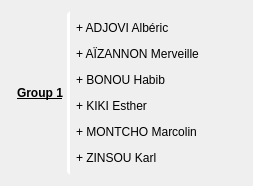
Cirebla32/TTS-APP, file dialog.ui: the form before one commit.
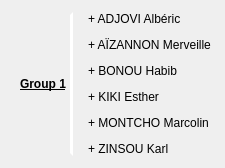
The form after the commit.

Patch:
```diff
--- a/dialog.ui
+++ b/dialog.ui
@@ -6,16 +6,93 @@
    <rect>
     <x>0</x>
     <y>0</y>
-    <width>253</width>
-    <height>186</height>
+    <width>225</width>
+    <height>168</height>
    </rect>
   </property>
+  <property name="minimumSize">
+   <size>
+    <width>225</width>
+    <height>168</height>
+   </size>
+  </property>
+  <property name="maximumSize">
+   <size>
+    <width>225</width>
+    <height>168</height>
+   </size>
+  </property>
   <property name="windowTitle">
    <string>Dialog</string>
   </property>
-  <layout class="QHBoxLayout" name="horizontalLayout">
-   <item alignment="Qt::AlignLeft">
+  <layout class="QVBoxLayout" name="verticalLayout">
+   <property name="spacing">
+    <number>0</number>
+   </property>
+   <property name="leftMargin">
+    <number>0</number>
+   </property>
+   <property name="topMargin">
+    <number>0</number>
+   </property>
+   <property name="rightMargin">
+    <number>0</number>
+   </property>
+   <property name="bottomMargin">
+    <number>0</number>
+   </property>
+   <item>
+    <spacer name="verticalSpacer">
+     <property name="orientation">
+      <enum>Qt::Vertical</enum>
+     </property>
+     <property name="sizeHint" stdset="0">
+      <size>
+       <width>20</width>
+       <height>40</height>
+      </size>
+     </property>
+    </spacer>
+   </item>
+   <item>
+    <widget class="QWidget" name="widget" native="true">
+     <layout class="QHBoxLayout" name="horizontalLayout_2">
+      <property name="spacing">
+       <number>0</number>
+      </property>
+      <property name="leftMargin">
+       <number>0</number>
+      </property>
+      <property name="topMargin">
+       <number>0</number>
+      </property>
+      <property name="rightMargin">
+       <number>0</number>
+      </property>
+      <property name="bottomMargin">
+       <number>0</number>
+      </property>
+      <item>
+       <spacer name="horizontalSpacer">
+        <property name="orientation">
+         <enum>Qt::Horizontal</enum>
+        </property>
+        <property name="sizeHint" stdset="0">
+         <size>
+          <width>40</width>
+          <height>20</height>
+         </size>
+        </property>
+       </spacer>
+      </item>
+      <item>
     <widget class="QLabel" name="label">
+        <property name="maximumSize">
+         <size>
+          <width>16777215</width>
+          <height>152</height>
+         </size>
+        </property>
      <property name="font">
       <font>
        <bold>true</bold>
@@ -32,6 +109,19 @@
      </property>
     </widget>
    </item>
+      <item>
+       <spacer name="horizontalSpacer_3">
+        <property name="orientation">
+         <enum>Qt::Horizontal</enum>
+        </property>
+        <property name="sizeHint" stdset="0">
+         <size>
+          <width>40</width>
+          <height>20</height>
+         </size>
+        </property>
+       </spacer>
+      </item>
    <item>
     <widget class="QLabel" name="label_2">
      <property name="sizePolicy">
@@ -44,6 +134,35 @@
       <string>&lt;html&gt;&lt;head/&gt;&lt;body&gt;&lt;p&gt;+ ADJOVI Albéric&lt;/p&gt;&lt;p&gt;+ AÏZANNON Merveille&lt;/p&gt;&lt;p&gt;+ BONOU Habib&lt;/p&gt;&lt;p&gt;+ KIKI Esther&lt;/p&gt;&lt;p&gt;+ MONTCHO Marcolin&lt;/p&gt;&lt;p align=&quot;justify&quot;&gt;+ ZINSOU Karl&lt;/p&gt;&lt;/body&gt;&lt;/html&gt;</string>
      </property>
     </widget>
+      </item>
+      <item>
+       <spacer name="horizontalSpacer_2">
+        <property name="orientation">
+         <enum>Qt::Horizontal</enum>
+        </property>
+        <property name="sizeHint" stdset="0">
+         <size>
+          <width>40</width>
+          <height>20</height>
+         </size>
+        </property>
+       </spacer>
+      </item>
+     </layout>
+    </widget>
+   </item>
+   <item>
+    <spacer name="verticalSpacer_2">
+     <property name="orientation">
+      <enum>Qt::Vertical</enum>
+     </property>
+     <property name="sizeHint" stdset="0">
+      <size>
+       <width>20</width>
+       <height>40</height>
+      </size>
+     </property>
+    </spacer>
    </item>
   </layout>
  </widget>
```
Lines whose indentation alone changed are shown as unchanged.
